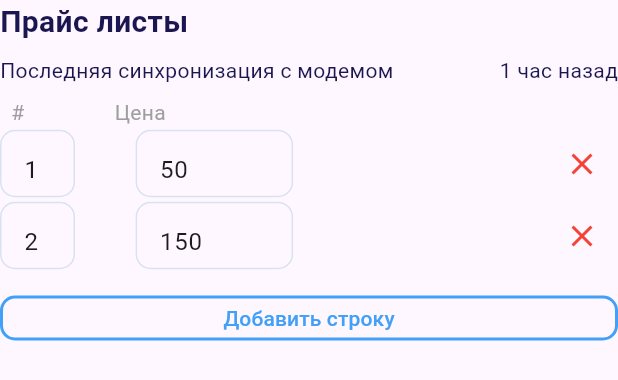
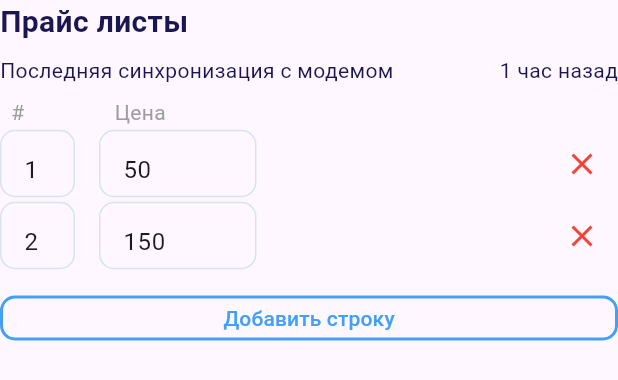
Before and after one commit to Subar1k27/test, a Flutter app: the PriceListWidget widget shown alone on an empty page, opened directly, on a phone screen of 412 x 824 dp. Shown: the top 380 px of the screen. Run offline on Flutter 3.47's test engine with Material 3 defaults, Android fonts, the phone set to English and light mode, and no system bars; our stand-ins replace flutter_svg.

Commit message:
pricelist bugfix

```diff
--- a/lib/presentation/bottom_sheet/widgets/price_list_widget.dart
+++ b/lib/presentation/bottom_sheet/widgets/price_list_widget.dart
@@ -100,6 +100,8 @@ class _PriceListWidgetState extends State<PriceListWidget> {
           return Row(
             mainAxisAlignment: MainAxisAlignment.spaceBetween,
             children: [
+              Row(
+                children: [
                   PriceTextField(
                       width: 50,
                       controller: _firstController,
@@ -117,8 +119,7 @@ class _PriceListWidgetState extends State<PriceListWidget> {
                       onChanged: (value) {
                         priceList[index].price = int.parse(value);
                       }),
-              SizedBox(
-                width: MediaQuery.of(context).size.width * 0.35,
+                ],
               ),
               IconButton(
                 icon: const Icon(
```
Lines whose indentation alone changed are shown as unchanged.
